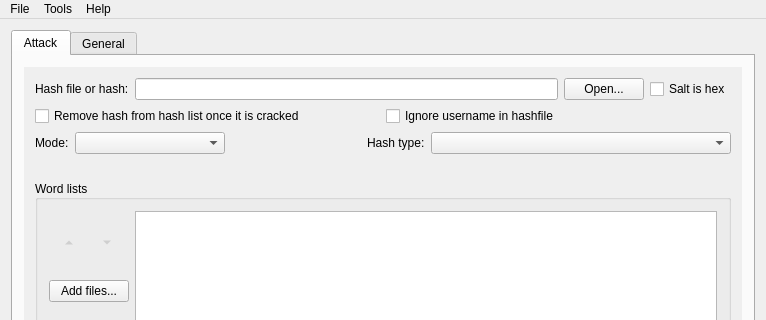
rgroesslinger/hashcat-gui, file src/mainwindow.ui: the form before one commit; both pictures show x 0 to 766 and y 0 to 320 of the 766 by 901 pixel window.
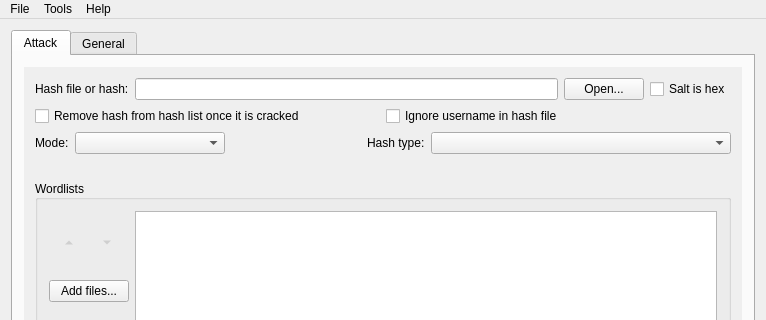
The form after the commit. Icons and pictures are not drawn.

Commit message:
Unify UI wording
Say 'wordlist' (one word), 'hash file' (two words) and 'Unix' in every
user-visible string; the mainwindow tests follow the new hints

The edit to the form file:
```diff
--- a/src/mainwindow.ui
+++ b/src/mainwindow.ui
@@ -114,7 +114,7 @@
               <item>
                <widget class="QCheckBox" name="checkBox_ignoreusername">
                 <property name="text">
-                 <string>Ignore username in hashfile</string>
+                 <string>Ignore username in hash file</string>
                 </property>
                </widget>
               </item>
@@ -196,7 +196,7 @@
             <item>
              <widget class="QGroupBox" name="groupBox_wordlists">
               <property name="title">
-               <string>Word lists</string>
+               <string>Wordlists</string>
               </property>
               <property name="alignment">
                <set>Qt::AlignmentFlag::AlignLeft|Qt::AlignmentFlag::AlignVCenter</set>
```
Left out of the diff: 4 changed lines with no effect on the pictures. The commit also changes 5 other files.
